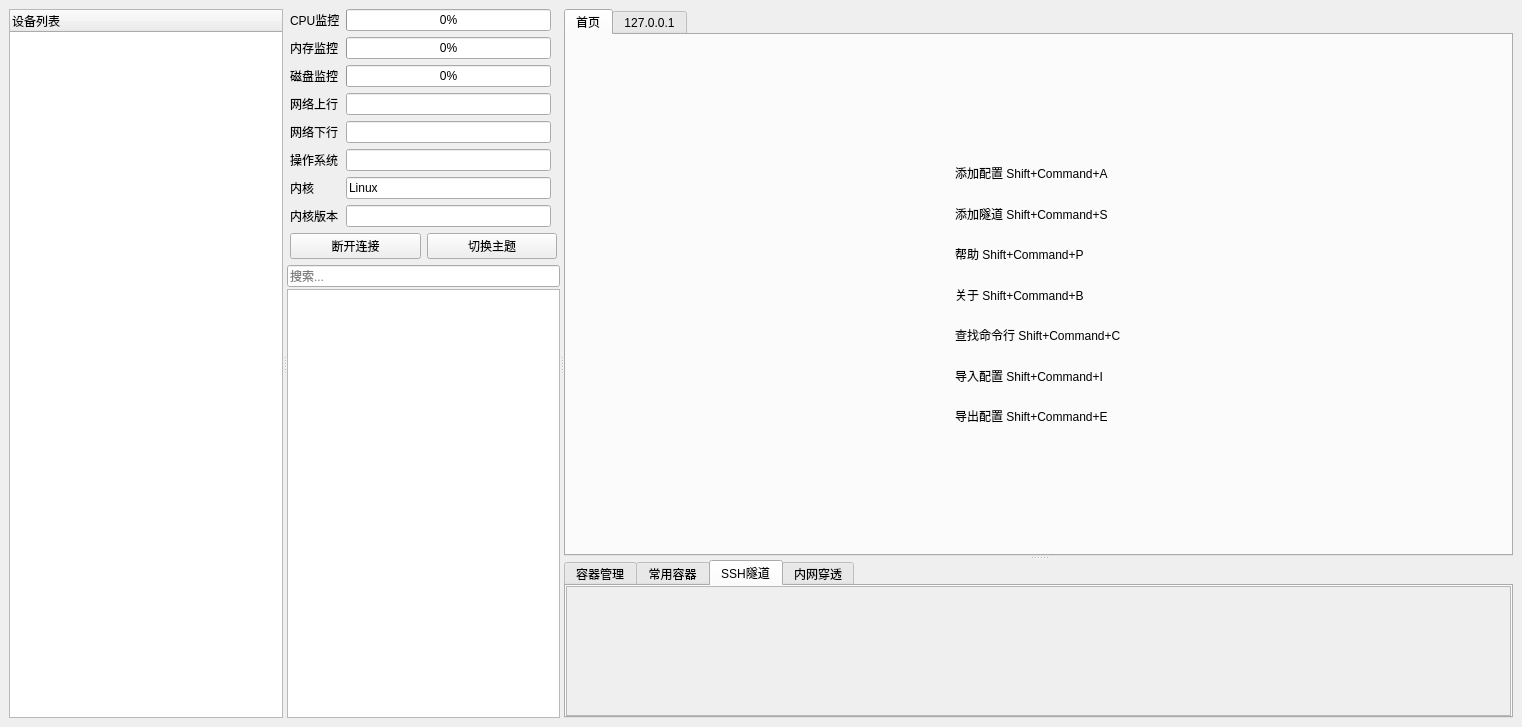
Above: ui/main.ui from zz733/cube-shell before the change. Below: the same form after it.
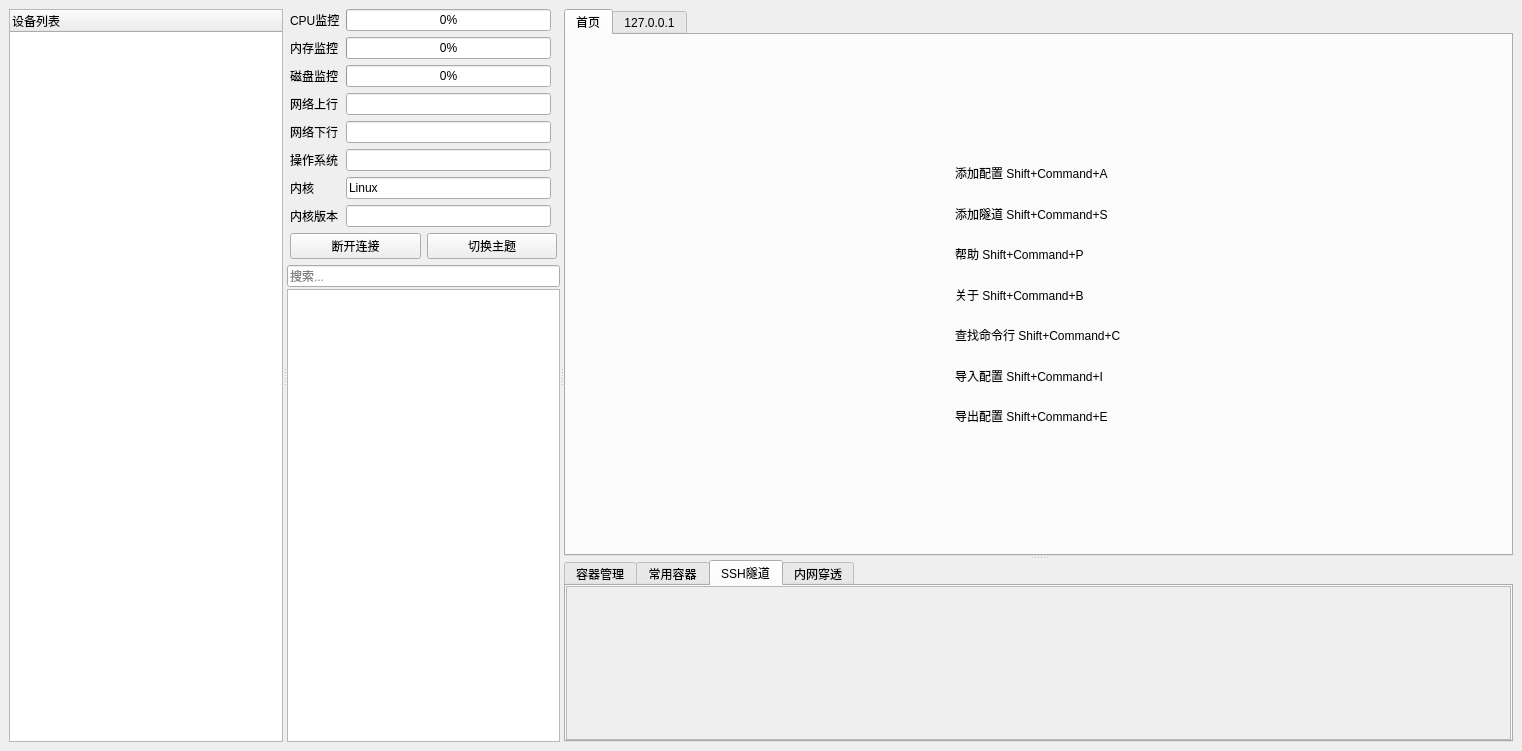
That is the form after the change. The open tabs and pages were chosen to show the change.

Diff of the .ui file:
```diff
--- a/ui/main.ui
+++ b/ui/main.ui
@@ -8,7 +8,7 @@
     <x>0</x>
     <y>0</y>
     <width>1522</width>
-    <height>727</height>
+    <height>751</height>
    </rect>
   </property>
   <property name="windowTitle">
@@ -534,8 +534,8 @@
                      <rect>
                       <x>0</x>
                       <y>0</y>
-                      <width>925</width>
-                      <height>133</height>
+                      <width>98</width>
+                      <height>28</height>
                      </rect>
                     </property>
                     <layout class="QGridLayout" name="gridLayout_11">
```
Left out of the diff: 4 changed lines with no effect on the pictures.
